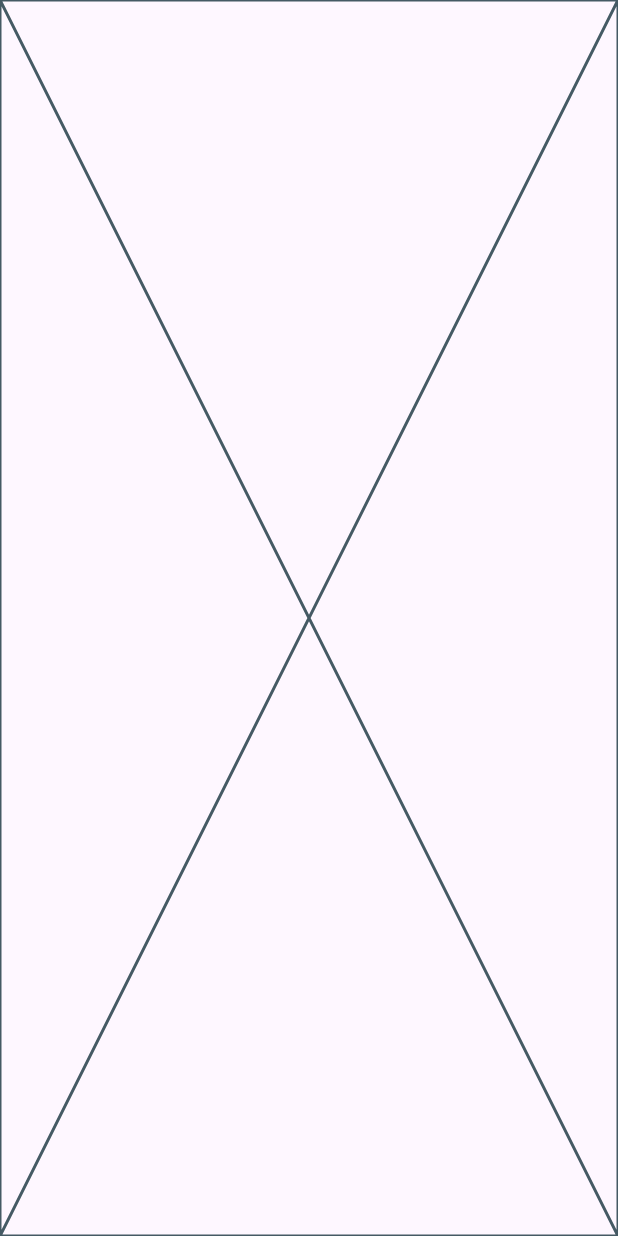
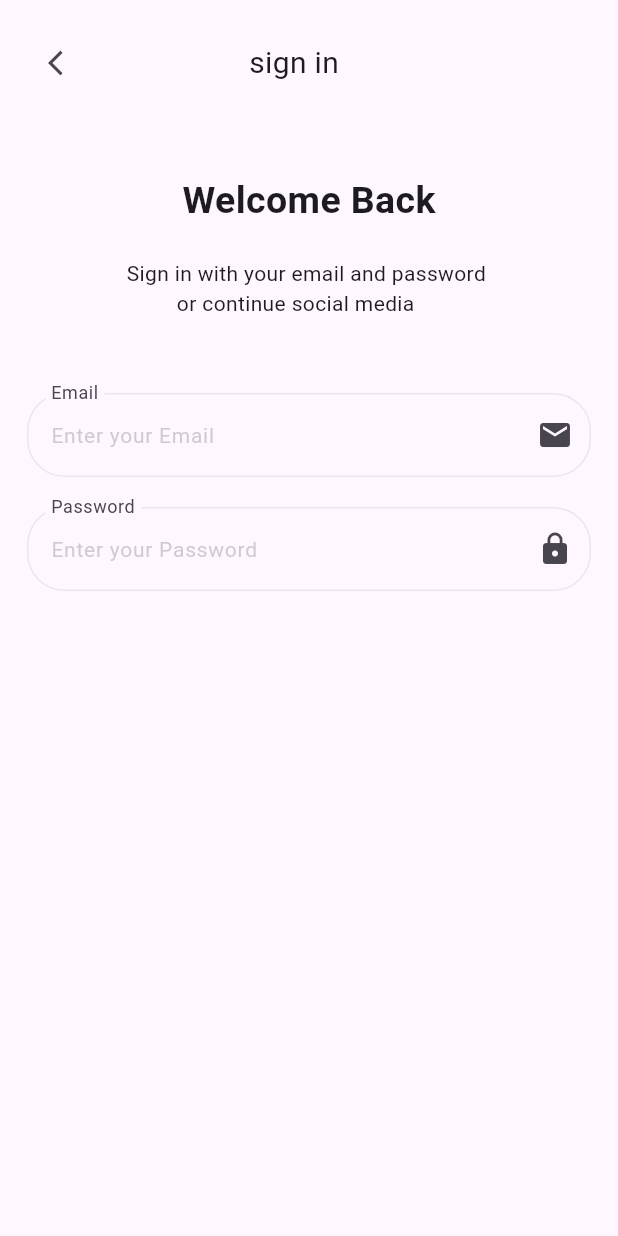
Before and after one commit to amrnooour/e_e_commerce, a Flutter app: the LoginView screen opened by its route, on a phone screen of 412 x 824 dp. Run offline on Flutter 3.47's test engine with Material 3 defaults, Android fonts, the phone set to English and light mode, and no system bars; our stand-ins replace get, shared_preferences, smooth_page_indicator; accounts and stored records are empty.

Commit message:
build sign in screen

```diff
--- /dev/null
+++ b/lib/core/shared/custom_text_field.dart
@@ -0,0 +1,41 @@
+import 'package:flutter/material.dart';
+
+class CustomTextField extends StatelessWidget {
+  final void Function(String)? onChanged;
+  final TextEditingController? controller;
+  final String? hintText;
+  final Widget? sufixIcon;
+  final String label;
+
+  const CustomTextField(
+      {super.key,
+      this.onChanged,
+      this.controller,
+      this.hintText,
+      this.sufixIcon, required this.label});
+
+  @override
+  Widget build(BuildContext context) {
+    return TextFormField(
+      onChanged: onChanged,
+      controller: controller,
+      decoration: InputDecoration(
+        disabledBorder: buildBorder(),
+        hintText: hintText,
+        hintStyle: TextStyle(color: Colors.grey.withOpacity(.5), fontSize: 14),
+        labelText: label,
+        floatingLabelBehavior: FloatingLabelBehavior.always,
+        suffixIcon: sufixIcon,
+        enabledBorder: buildBorder(),
+        focusedBorder: buildBorder(),
+        border: buildBorder(),
+      ),
+    );
+  }
+
+  OutlineInputBorder buildBorder() {
+    return OutlineInputBorder(
+        borderSide: BorderSide(color: Colors.grey.withOpacity(.2)),
+        borderRadius: BorderRadius.circular(25));
+  }
+}
--- /dev/null
+++ b/lib/views/auth/login/widgets/custom_appbar.dart
@@ -0,0 +1,19 @@
+import 'package:flutter/material.dart';
+
+class CustomAppbar extends StatelessWidget {
+  final String title;
+  const CustomAppbar({super.key, required this.title});
+
+  @override
+  Widget build(BuildContext context) {
+    return Row(
+      children: [
+      IconButton(onPressed: (){
+        Navigator.pop(context);
+      },
+       icon: const Icon((Icons.arrow_back_ios),size: 20,)),
+       const SizedBox(width: 100,),
+       Text(title,style: const TextStyle(fontSize: 20),),
+    ],);
+  }
+}
--- a/lib/views/auth/login/widgets/login_view_body.dart
+++ b/lib/views/auth/login/widgets/login_view_body.dart
@@ -1,3 +1,5 @@
+import 'package:e_commerce/core/shared/custom_text_field.dart';
+import 'package:e_commerce/views/auth/login/widgets/custom_appbar.dart';
 import 'package:flutter/material.dart';
 
 class LoginViewBody extends StatelessWidget {
@@ -5,6 +7,24 @@ class LoginViewBody extends StatelessWidget {
 
   @override
   Widget build(BuildContext context) {
-    return const Placeholder();
+    return const SafeArea(
+      child: Padding(
+        padding: EdgeInsets.symmetric(horizontal: 18,vertical: 18),
+        child: Column(
+          crossAxisAlignment: CrossAxisAlignment.center,
+          children: [
+          CustomAppbar(title: "sign in"),
+          SizedBox(height: 50,),
+          Text("Welcome Back",style: TextStyle(fontSize: 25,fontWeight: FontWeight.bold),),
+          SizedBox(height: 20,),
+          Text("Sign in with your email and password \n         or continue social media"),
+          SizedBox(height: 50,),
+          CustomTextField(label: "Email", hintText: "Enter your Email",sufixIcon: Icon(Icons.email),),
+          SizedBox(height: 20,),
+          CustomTextField(label: "Password", hintText: "Enter your Password",sufixIcon: Icon(Icons.lock),),
+
+        ],),
+      ),
+    );
   }
 }
--- a/lib/views/onboarding/widgets/custom_onboarding_item.dart
+++ b/lib/views/onboarding/widgets/custom_onboarding_item.dart
@@ -5,7 +5,7 @@ class CustomOnboardingItem extends StatelessWidget {
 
   @override
   Widget build(BuildContext context) {
-    return Column(children: [
+    return const Column(children: [
 
     ],);
   }
```
